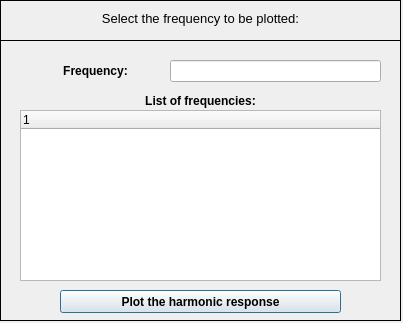
First picture: the form in pulse/uix/user_input/ui/plotHarmonicResponseInput.ui, repository open-pulse/OpenPulse, before the edit.
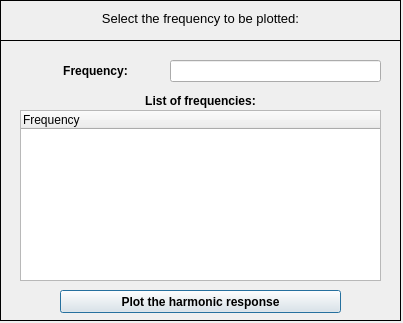
Second picture: the form after the edit. Icons and pictures are not drawn.

Patch:
```diff
--- a/pulse/uix/user_input/ui/plotHarmonicResponseInput.ui
+++ b/pulse/uix/user_input/ui/plotHarmonicResponseInput.ui
@@ -187,7 +187,7 @@
      </property>
      <column>
       <property name="text">
-       <string notr="true">1</string>
+       <string notr="true">Frequency</string>
       </property>
      </column>
     </widget>
```
